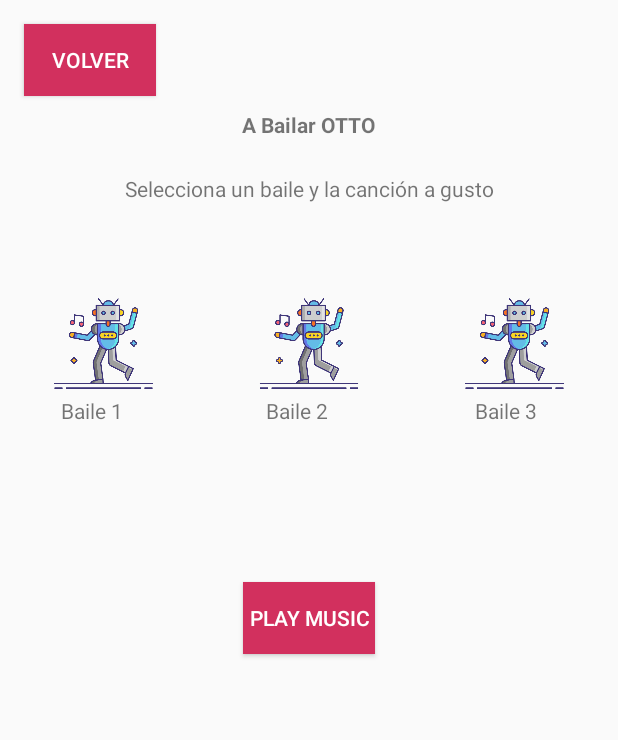
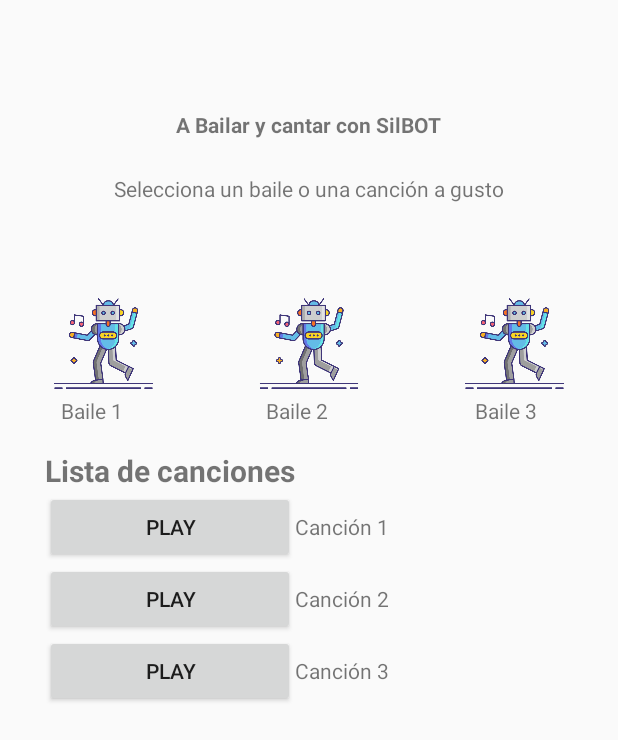
Before and after one commit to Shopos/projectoRoboc, an Android app: the PistaBailable screen opened directly, with no data from a screen before it, on a phone screen of 412 x 824 dp. Shown: the top 740 px of the screen. Run offline under Robolectric (Android 15) with nearby library versions, the light colour scheme and no system bars.

Commit message:
Fix interfaz
bug de volver en ventanas
interfaz baile musica

```diff
--- a/roboOtto/app/src/main/java/com/examples/robootto/Building.kt
+++ b/roboOtto/app/src/main/java/com/examples/robootto/Building.kt
@@ -17,4 +17,9 @@ class Building : AppCompatActivity() {
             insets
         }
     }
+
+    override fun onBackPressed() {
+        super.onBackPressed()
+        finish()
+    }
 }
--- a/roboOtto/app/src/main/java/com/examples/robootto/ControlBot.kt
+++ b/roboOtto/app/src/main/java/com/examples/robootto/ControlBot.kt
@@ -31,11 +31,7 @@ class ControlBot : AppCompatActivity() {
             insets
         }
 
-        val optionBack = findViewById<Button>(R.id.buttonBackControl)
-        optionBack.setOnClickListener {
-            val intent = Intent(this, MenuSelector::class.java)
-            startActivity(intent)
-        }
+
 
         joystickBall = findViewById(R.id.joystickBall)
         joystickLayout = findViewById(R.id.joystickLayout)
@@ -80,5 +76,9 @@ class ControlBot : AppCompatActivity() {
         }
     }
 
+    override fun onBackPressed() {
+        super.onBackPressed()
+        finish()
+    }
 
 }
--- a/roboOtto/app/src/main/java/com/examples/robootto/PistaBailable.kt
+++ b/roboOtto/app/src/main/java/com/examples/robootto/PistaBailable.kt
@@ -21,13 +21,13 @@ class PistaBailable : AppCompatActivity() {
             insets
         }
 
-        val startButton = findViewById<Button>(R.id.startButton)
-        val stopButton = findViewById<Button>(R.id.stopButton)
+        //val startButton = findViewById<Button>(R.id.startButton)
+        //val stopButton = findViewById<Button>(R.id.stopButton)
 
         val mediaPlayer = MediaPlayer.create(this, R.raw.music_file)
 
-        val backButton = findViewById<Button>(R.id.volverButton)
-
+        //val backButton = findViewById<Button>(R.id.volverButton)
+        /**
         backButton.setOnClickListener{
             mediaPlayer.pause()
             mediaPlayer.seekTo(0)
@@ -46,5 +46,12 @@ class PistaBailable : AppCompatActivity() {
             startButton.visibility = Button.VISIBLE
             stopButton.visibility = Button.GONE
         }
+
+         **/
+    }
+
+    override fun onBackPressed() {
+        super.onBackPressed()
+        finish()
     }
 }
--- a/roboOtto/app/src/main/res/layout/activity_control_bot.xml
+++ b/roboOtto/app/src/main/res/layout/activity_control_bot.xml
@@ -15,17 +15,6 @@
     <!-- Subtitle below the title -->
 
     <!-- Joystick layout centered in the remaining space -->
-
-    <Button
-        android:id="@+id/buttonBackControl"
-        android:layout_width="wrap_content"
-        android:layout_height="wrap_content"
-        android:layout_marginStart="4dp"
-        android:text="Button"
-        app:layout_constraintBottom_toBottomOf="parent"
-        app:layout_constraintStart_toStartOf="parent"
-        app:layout_constraintTop_toTopOf="parent"
-        app:layout_constraintVertical_bias="0.042" />
 
     <TextView
         android:id="@+id/textViewTitle"
@@ -55,7 +44,7 @@
         android:id="@+id/joystickLayout"
         android:layout_width="300dp"
         android:layout_height="300dp"
-        android:layout_marginTop="50dp"
+        android:layout_marginTop="70dp"
         app:layout_constraintBottom_toBottomOf="parent"
         app:layout_constraintEnd_toEndOf="parent"
         app:layout_constraintStart_toStartOf="parent"
@@ -63,6 +52,8 @@
         app:layout_constraintVertical_bias="0.2">
 
         <!-- Background image for joystick -->
+
+        <!-- Ball image for joystick control -->
         <ImageView
             android:id="@+id/joystickBackground"
             android:layout_width="match_parent"
@@ -70,11 +61,10 @@
             android:scaleType="fitXY"
             android:src="@drawable/background_ball" />
 
-        <!-- Ball image for joystick control -->
         <ImageView
             android:id="@+id/joystickBall"
-            android:layout_width="50dp"
-            android:layout_height="50dp"
+            android:layout_width="100dp"
+            android:layout_height="100dp"
             android:layout_centerInParent="true"
             android:scaleType="centerInside"
             android:src="@drawable/ballnew" />
--- a/roboOtto/app/src/main/res/layout/activity_pista_bailable.xml
+++ b/roboOtto/app/src/main/res/layout/activity_pista_bailable.xml
@@ -7,24 +7,12 @@
     android:layout_height="match_parent"
     tools:context=".PistaBailable">
 
-    <Button
-        android:id="@+id/volverButton"
-        android:layout_width="wrap_content"
-        android:layout_height="wrap_content"
-        android:layout_marginStart="16dp"
-        android:layout_marginTop="16dp"
-        android:background="@color/pinkIcc"
-        android:text="Volver"
-        android:textColor="@color/white"
-        app:layout_constraintStart_toStartOf="parent"
-        app:layout_constraintTop_toTopOf="parent" />
-
     <TextView
         android:id="@+id/textView4"
         android:layout_width="wrap_content"
         android:layout_height="wrap_content"
         android:layout_marginTop="73dp"
-        android:text="A Bailar OTTO"
+        android:text="A Bailar y cantar con SilBOT"
         android:textStyle="bold"
         app:layout_constraintEnd_toEndOf="parent"
         app:layout_constraintStart_toStartOf="parent"
@@ -35,7 +23,7 @@
         android:layout_width="wrap_content"
         android:layout_height="wrap_content"
         android:layout_marginTop="23dp"
-        android:text="Selecciona un baile y la canción a gusto"
+        android:text="Selecciona un baile o una canción a gusto"
         app:layout_constraintEnd_toEndOf="parent"
         app:layout_constraintStart_toStartOf="parent"
         app:layout_constraintTop_toBottomOf="@+id/textView4" />
@@ -101,27 +89,88 @@
         app:layout_constraintStart_toStartOf="@+id/imageView9"
         app:layout_constraintTop_toTopOf="parent" />
 
-    <LinearLayout
+    <ScrollView
+        android:layout_width="412dp"
+        android:layout_height="1000dp"
+        android:layout_marginTop="300dp"
+        app:layout_constraintBottom_toBottomOf="parent"
+        app:layout_constraintEnd_toEndOf="parent"
+        app:layout_constraintHorizontal_bias="1.0"
+        app:layout_constraintStart_toStartOf="parent"
+        app:layout_constraintTop_toTopOf="parent"
+        app:layout_constraintVertical_bias="0.0">
+
+        <TableLayout
             android:layout_width="match_parent"
             android:layout_height="match_parent"
-        android:gravity="center"
-        android:orientation="vertical"
-        tools:context=".MainActivity">
+            android:layout_marginLeft="30dp"
+            android:layout_marginRight="30dp">
+
+            <TableRow
+                android:layout_width="match_parent"
+                android:layout_height="match_parent" >
+
+                <TextView
+                    android:id="@+id/textView16"
+                    android:layout_width="wrap_content"
+                    android:layout_height="wrap_content"
+                    android:text="Lista de canciones"
+                    android:textSize="20sp"
+                    android:textStyle="bold" />
+            </TableRow>
+
+            <TableRow
+                android:layout_width="411dp"
+                android:layout_height="wrap_content">
 
                 <Button
-            android:id="@+id/startButton"
+                    android:id="@+id/button"
                     android:layout_width="wrap_content"
                     android:layout_height="wrap_content"
-            android:background="@color/pinkIcc"
-            android:text="Play Music"
-            android:textColor="@color/white" />
+                    android:text="Play" />
+
+                <TextView
+                    android:id="@+id/textView13"
+                    android:layout_width="wrap_content"
+                    android:layout_height="wrap_content"
+                    android:text="Canción 1" />
+
+            </TableRow>
+
+            <TableRow
+                android:layout_width="match_parent"
+                android:layout_height="match_parent" >
 
                 <Button
-            android:id="@+id/stopButton"
+                    android:id="@+id/button2"
                     android:layout_width="wrap_content"
                     android:layout_height="wrap_content"
-            android:text="Stop Music"
-            android:visibility="gone" />
+                    android:text="Play" />
 
-    </LinearLayout>
+                <TextView
+                    android:id="@+id/textView14"
+                    android:layout_width="wrap_content"
+                    android:layout_height="wrap_content"
+                    android:text="Canción 2" />
+            </TableRow>
+
+            <TableRow
+                android:layout_width="match_parent"
+                android:layout_height="match_parent" >
+
+                <Button
+                    android:id="@+id/button3"
+                    android:layout_width="wrap_content"
+                    android:layout_height="wrap_content"
+                    android:text="Play" />
+
+                <TextView
+                    android:id="@+id/textView15"
+                    android:layout_width="wrap_content"
+                    android:layout_height="wrap_content"
+                    android:text="Canción 3" />
+            </TableRow>
+        </TableLayout>
+    </ScrollView>
+
 </androidx.constraintlayout.widget.ConstraintLayout>
--- a/roboOtto/app/src/main/res/values/styles.xml
+++ b/roboOtto/app/src/main/res/values/styles.xml
@@ -1,5 +1,6 @@
 <resources>
     <style name="appTheme" parent="Theme.AppCompat.Light.NoActionBar">
+        <item name="android:navigationBarColor">@android:color/darker_gray</item>
         <!-- otras personalizaciones -->
     </style>
 </resources>
```
Lines whose indentation alone changed are shown as unchanged.
